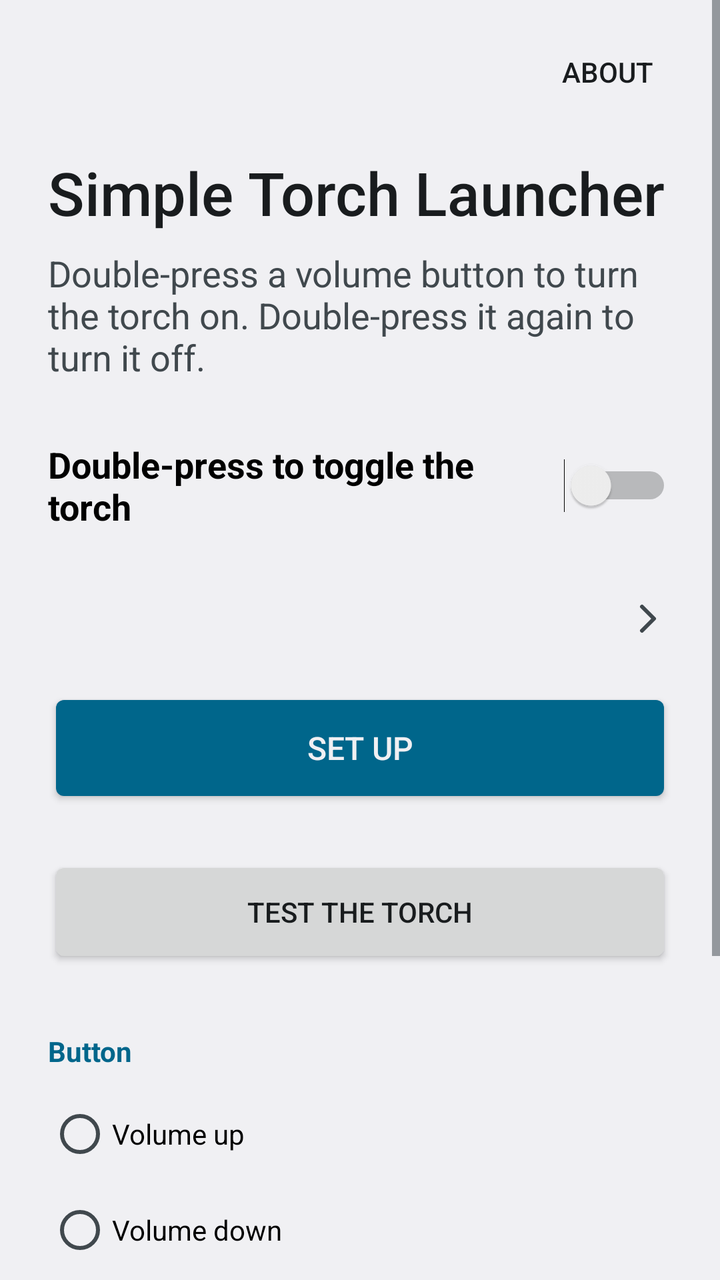
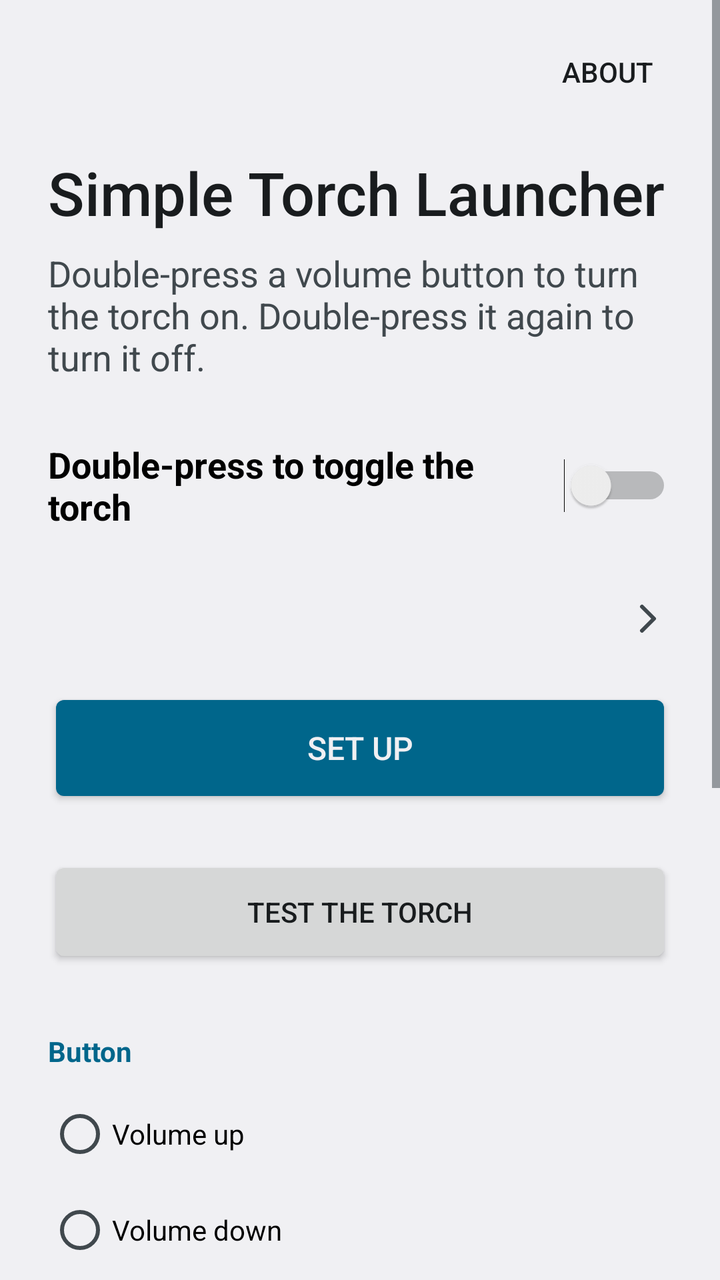

Two renders of the same Android screen: before a commit and after it. Below are the layout's source before the change and the commit's diff.
<!-- AndroidManifest.xml: application theme AppTheme -->
<!-- res/layout/activity_main.xml -->
<?xml version="1.0" encoding="utf-8"?>
<ScrollView xmlns:android="http://schemas.android.com/apk/res/android"
    xmlns:tools="http://schemas.android.com/tools"
    android:id="@+id/root"
    android:layout_width="match_parent"
    android:layout_height="match_parent">

    <LinearLayout
        android:layout_width="match_parent"
        android:layout_height="wrap_content"
        android:orientation="vertical"
        android:paddingStart="24dp"
        android:paddingEnd="24dp"
        android:paddingBottom="24dp">

        <LinearLayout
            android:layout_width="match_parent"
            android:layout_height="wrap_content"
            android:layout_marginTop="12dp"
            android:gravity="center_vertical"
            android:orientation="horizontal">

            <ImageView
                android:layout_width="40dp"
                android:layout_height="40dp"
                android:importantForAccessibility="no"
                android:src="@drawable/ic_launcher" />

            <View
                android:layout_width="0dp"
                android:layout_height="0dp"
                android:layout_weight="1" />

            <Button
                android:id="@+id/about"
                style="?android:attr/borderlessButtonStyle"
                android:layout_width="wrap_content"
                android:layout_height="wrap_content"
                android:layout_marginEnd="-12dp"
                android:text="@string/about_title" />
        </LinearLayout>

        <TextView
            android:layout_width="wrap_content"
            android:layout_height="wrap_content"
            android:layout_marginTop="16dp"
            android:accessibilityHeading="true"
            android:fontFamily="sans-serif-medium"
            android:text="@string/app_name"
            android:textColor="?android:attr/textColorPrimary"
            android:textSize="30sp"
            tools:targetApi="28" />

        <TextView
            android:layout_width="wrap_content"
            android:layout_height="wrap_content"
            android:layout_marginTop="8dp"
            android:text="@string/intro"
            android:textAppearance="?android:attr/textAppearanceMedium" />

        <Switch
            android:id="@+id/enabled"
            android:layout_width="match_parent"
            android:layout_height="wrap_content"
            android:layout_marginTop="24dp"
            android:minHeight="56dp"
            android:text="@string/enabled"
            android:textAppearance="?android:attr/textAppearanceMedium"
            android:textStyle="bold" />

        
        <LinearLayout
            android:id="@+id/accessibility_row"
            android:layout_width="match_parent"
            android:layout_height="wrap_content"
            android:layout_marginTop="8dp"
            android:background="?android:attr/selectableItemBackground"
            android:gravity="center_vertical"
            android:minHeight="56dp"
            android:orientation="horizontal"
            android:paddingTop="8dp"
            android:paddingBottom="8dp">

            <LinearLayout
                android:layout_width="0dp"
                android:layout_height="wrap_content"
                android:layout_weight="1"
                android:orientation="vertical">

                <TextView
                    android:id="@+id/accessibility_status"
                    android:layout_width="wrap_content"
                    android:layout_height="wrap_content"
                    android:textAppearance="?android:attr/textAppearanceMedium" />

                <TextView
                    android:id="@+id/accessibility_summary"
                    android:layout_width="wrap_content"
                    android:layout_height="wrap_content"
                    android:layout_marginTop="2dp"
                    android:textAppearance="?android:attr/textAppearanceSmall" />
            </LinearLayout>

            <ImageView
                android:layout_width="24dp"
                android:layout_height="24dp"
                android:layout_marginStart="8dp"
                android:importantForAccessibility="no"
                android:src="@drawable/ic_chevron"
                android:tint="?android:attr/textColorSecondary" />
        </LinearLayout>

        <Button
            android:id="@+id/set_up"
            style="@style/PrimaryButton"
            android:layout_marginTop="4dp"
            android:text="@string/set_up" />

        <ToggleButton
            android:id="@+id/torch"
            android:layout_width="match_parent"
            android:layout_height="wrap_content"
            android:layout_marginTop="24dp"
            android:background="@drawable/torch_button"
            android:minHeight="56dp"
            android:textColor="@color/torch_button_text"
            android:textOff="@string/torch_test"
            android:textOn="@string/torch_test" />

        <TextView
            style="@style/SectionHeader"
            android:text="@string/section_button" />

        <RadioGroup
            android:id="@+id/button"
            android:layout_width="match_parent"
            android:layout_height="wrap_content">

            <RadioButton
                android:id="@+id/volume_up"
                android:layout_width="match_parent"
                android:layout_height="wrap_content"
                android:minHeight="48dp"
                android:text="@string/volume_up" />

            <RadioButton
                android:id="@+id/volume_down"
                android:layout_width="match_parent"
                android:layout_height="wrap_content"
                android:minHeight="48dp"
                android:text="@string/volume_down" />
        </RadioGroup>

        <TextView
            style="@style/Note"
            android:text="@string/button_note" />

        <TextView
            style="@style/SectionHeader"
            android:text="@string/section_screen_off" />

        <Switch
            android:id="@+id/screen_off"
            android:layout_width="match_parent"
            android:layout_height="wrap_content"
            android:minHeight="48dp"
            android:text="@string/screen_off"
            android:textAppearance="?android:attr/textAppearanceMedium" />

        <TextView
            style="@style/Note"
            android:text="@string/screen_off_note" />

    </LinearLayout>
</ScrollView>
<!-- resources referenced by this layout -->
<resources>
  <!-- drawable ic_chevron (drawable) -->
  <?xml version="1.0" encoding="utf-8"?>
  <vector xmlns:android="http://schemas.android.com/apk/res/android"
      android:width="24dp"
      android:height="24dp"
      android:autoMirrored="true"
      android:viewportWidth="24"
      android:viewportHeight="24">
  
      <path
          android:pathData="M9,6 L15,12 L9,18"
          android:strokeWidth="2"
          android:strokeColor="#FF000000"
          android:strokeLineCap="round"
          android:strokeLineJoin="round" />
  </vector>
  <!-- drawable ic_launcher (drawable) -->
  <?xml version="1.0" encoding="utf-8"?>
  <layer-list xmlns:android="http://schemas.android.com/apk/res/android">
      <item>
          <shape android:shape="oval">
              <solid android:color="@color/ic_launcher_background" />
          </shape>
      </item>
      <item android:drawable="@drawable/ic_launcher_foreground" />
  </layer-list>
  <string name="about_title">About</string>
  <string name="app_name">Simple Torch Launcher</string>
  <string name="button_note">Single presses still change the volume, after a short delay.</string>
  <string name="enabled">Double-press to toggle the torch</string>
  <string name="intro">Double-press a volume button to turn the torch on. Double-press it again to turn it off.</string>
  <string name="screen_off">Also work when the screen is off</string>
  <string name="screen_off_note">Experimental. Works on many phones but not all, and not while music or other audio is playing.</string>
  <string name="section_button">Button</string>
  <string name="section_screen_off">Screen off</string>
  <string name="set_up">Set up</string>
  <string name="torch_test">Test the torch</string>
  <string name="volume_down">Volume down</string>
  <string name="volume_up">Volume up</string>
  <style name="Note">
          <item name="android:layout_width">wrap_content</item>
          <item name="android:layout_height">wrap_content</item>
          <item name="android:layout_marginTop">8dp</item>
          <item name="android:textAppearance">?android:attr/textAppearanceSmall</item>
      </style>
  <style name="PrimaryButton">
          <item name="android:layout_width">match_parent</item>
          <item name="android:layout_height">wrap_content</item>
          <item name="android:minHeight">60dp</item>
          <item name="android:background">@drawable/button_primary</item>
          <item name="android:textColor">?android:attr/colorBackground</item>
          <item name="android:textSize">16sp</item>
      </style>
  <style name="AppTheme" parent="android:Theme.DeviceDefault.Light.NoActionBar">
          
          <item name="android:statusBarColor">?android:attr/colorBackground</item>
          <item name="android:navigationBarColor" tools:targetApi="27">?android:attr/colorBackground</item>
          <item name="android:windowLightStatusBar">true</item>
          <item name="android:windowLightNavigationBar" tools:targetApi="27">true</item>
      </style>
  <color name="ic_launcher_background">#1E2A38</color>
  <!-- drawable button_primary (drawable) -->
  <?xml version="1.0" encoding="utf-8"?>
  <inset xmlns:android="http://schemas.android.com/apk/res/android"
      android:insetLeft="4dp"
      android:insetTop="6dp"
      android:insetRight="4dp"
      android:insetBottom="6dp">
      <ripple android:color="?android:attr/colorControlHighlight">
          <item>
              <shape>
                  <solid android:color="?android:attr/colorAccent" />
                  <corners android:radius="4dp" />
              </shape>
          </item>
      </ripple>
  </inset>
  <!-- unchanged entries left out for length: 3 -->
</resources>

<!-- the commit's change to res/layout/activity_main.xml (unified diff, before → after) -->
@@ -157,6 +157,22 @@
 
         <TextView
             style="@style/SectionHeader"
+            android:text="@string/section_lock_screen" />
+
+        <Switch
+            android:id="@+id/lock_screen_only"
+            android:layout_width="match_parent"
+            android:layout_height="wrap_content"
+            android:minHeight="48dp"
+            android:text="@string/lock_screen_only"
+            android:textAppearance="?android:attr/textAppearanceMedium" />
+
+        <TextView
+            style="@style/Note"
+            android:text="@string/lock_screen_only_note" />
+
+        <TextView
+            style="@style/SectionHeader"
             android:text="@string/section_screen_off" />
 
         <Switch
<!-- resource entries referenced after the edit -->
@@ -28,12 +28,15 @@
   </layer-list>
   <string name="about_title">About</string>
   <string name="app_name">Simple Torch Launcher</string>
-  <string name="button_note">Single presses still change the volume, after a short delay.</string>
+  <string name="button_note">Single presses still change the volume, after a short delay. While the camera is in use, the button works as usual.</string>
   <string name="enabled">Double-press to toggle the torch</string>
   <string name="intro">Double-press a volume button to turn the torch on. Double-press it again to turn it off.</string>
+  <string name="lock_screen_only">Only work on the lock screen</string>
+  <string name="lock_screen_only_note">Once unlocked, apps get the button as usual. While the torch is on, a double-press still turns it off.</string>
   <string name="screen_off">Also work when the screen is off</string>
   <string name="screen_off_note">Experimental. Works on many phones but not all, and not while music or other audio is playing.</string>
   <string name="section_button">Button</string>
+  <string name="section_lock_screen">Lock screen</string>
   <string name="section_screen_off">Screen off</string>
   <string name="set_up">Set up</string>
   <string name="torch_test">Test the torch</string>
